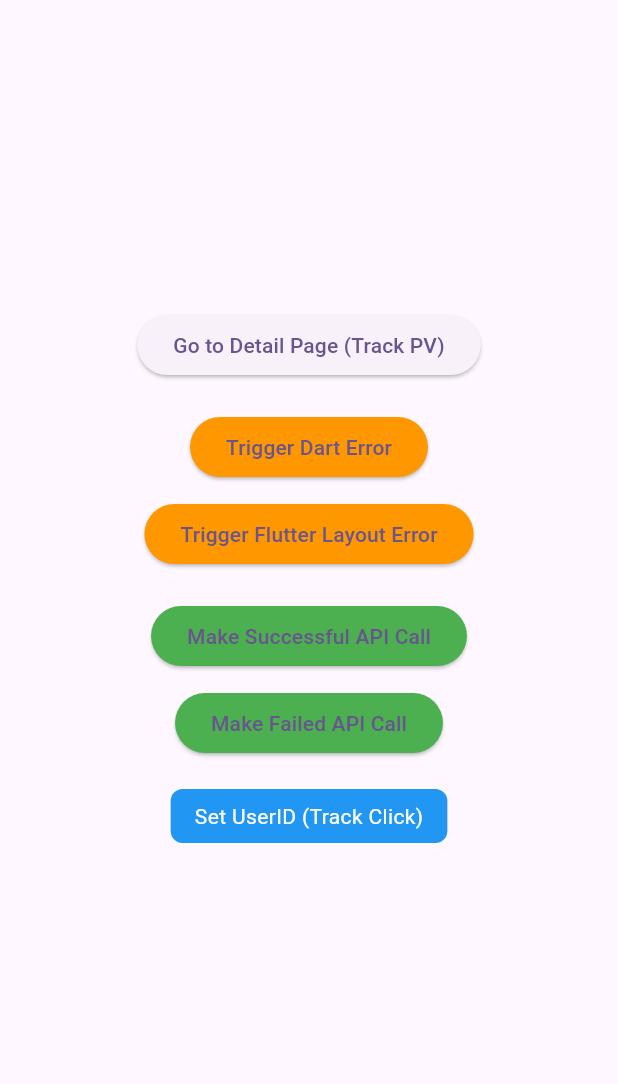
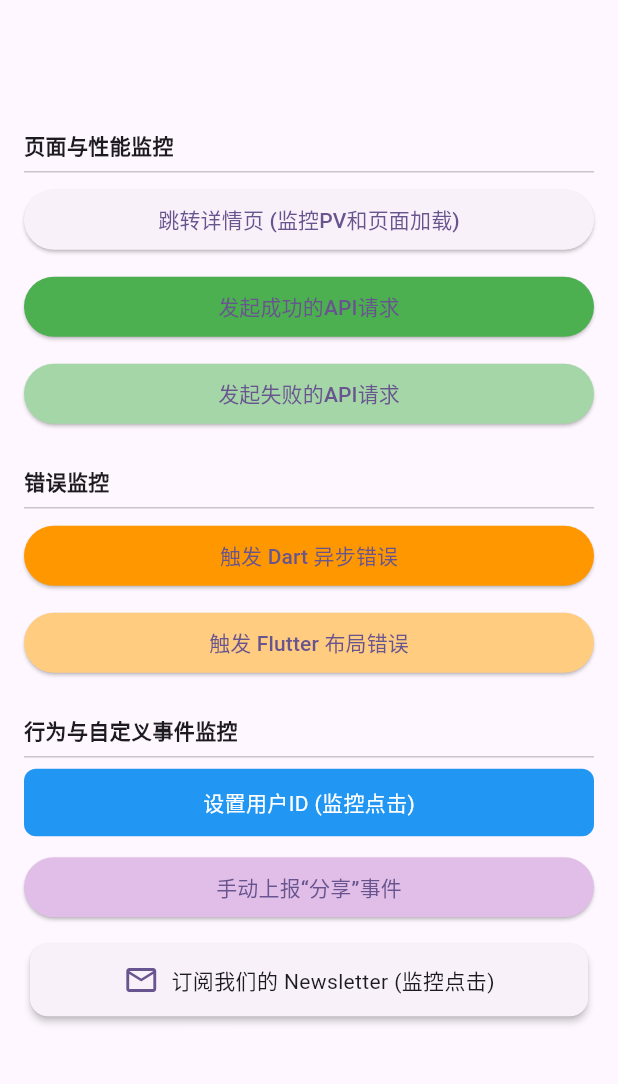
Before and after one commit to xinqingaa/flutter_monitor_sdk, a Flutter app: the screen it shows after launch, on a phone screen of 412 x 824 dp, the part 84-1168 px from its top. Run offline on Flutter 3.47's test engine with Material 3 defaults, Android fonts, the phone set to English and light mode, and no system bars; our stand-ins replace device_info_plus, dio.

```diff
--- a/example/lib/home_page.dart
+++ b/example/lib/home_page.dart
@@ -1,3 +1,5 @@
+// example/lib/home_page.dart
+
 import 'package:dio/dio.dart';
 import 'package:flutter/material.dart';
 import 'package:flutter_monitor_sdk/flutter_monitor_sdk.dart';
@@ -5,6 +7,13 @@ import 'package:flutter_monitor_sdk/flutter_monitor_sdk.dart';
 class HomePage extends StatelessWidget {
   final Dio dio;
   const HomePage({super.key, required this.dio});
+
+  void _showSnackBar(BuildContext context, String message) {
+    ScaffoldMessenger.of(context).hideCurrentSnackBar();
+    ScaffoldMessenger.of(context).showSnackBar(
+      SnackBar(content: Text(message), duration: const Duration(seconds: 2)),
+    );
+  }
 
   @override
   Widget build(BuildContext context) {
@@ -15,91 +24,129 @@ class HomePage extends StatelessWidget {
       ),
       body: Center(
         child: SingleChildScrollView(
+          padding: const EdgeInsets.all(16.0),
           child: Column(
             mainAxisAlignment: MainAxisAlignment.center,
+            crossAxisAlignment: CrossAxisAlignment.stretch,
             children: <Widget>[
-              // 演示行为监控 (PV/PageLoad)
+              const Text("页面与性能监控", style: TextStyle(fontWeight: FontWeight.bold)),
+              const Divider(),
               ElevatedButton(
                 onPressed: () => Navigator.pushNamed(context, '/detail'),
-                child: const Text('Go to Detail Page (Track PV)'),
+                child: const Text('跳转详情页 (监控PV和页面加载)'),
               ),
-              const SizedBox(height: 20),
+              const SizedBox(height: 10),
+              ElevatedButton(
+                style: ElevatedButton.styleFrom(backgroundColor: Colors.green),
+                onPressed: () async {
+                  try {
+                    await dio.get('https://api.github.com/users/flutter');
+                    _showSnackBar(context, 'API 调用成功! 请查看后端日志。');
+                  } catch (e) {
+                    _showSnackBar(context, 'API 调用失败: $e');
+                  }
+                },
+                child: const Text('发起成功的API请求'),
+              ),
+              const SizedBox(height: 10),
+              ElevatedButton(
+                style: ElevatedButton.styleFrom(backgroundColor: Colors.green.shade200),
+                onPressed: () async {
+                  try {
+                    await dio.get('https://api.github.com/non-existent-path');
+                  } catch (e) {
+                    _showSnackBar(context, 'API 调用失败 (预期)! 请查看后端日志。');
+                  }
+                },
+                child: const Text('发起失败的API请求'),
+              ),
+              const SizedBox(height: 24),
 
-              // 演示错误监控
+              const Text("错误监控", style: TextStyle(fontWeight: FontWeight.bold)),
+              const Divider(),
               ElevatedButton(
                 style: ElevatedButton.styleFrom(backgroundColor: Colors.orange),
                 onPressed: () {
                   dynamic a;
                   a.hello(); // 这会触发一个 NoSuchMethodError
                 },
-                child: const Text('Trigger Dart Error'),
+                child: const Text('触发 Dart 异步错误'),
               ),
               const SizedBox(height: 10),
               ElevatedButton(
-                style: ElevatedButton.styleFrom(backgroundColor: Colors.orange),
+                style: ElevatedButton.styleFrom(backgroundColor: Colors.orange.shade200),
                 onPressed: () {
-                  // 触发一个布局溢出错误
                   showDialog(
                     context: context,
                     builder: (context) => const AlertDialog(
-                      title: Text("Layout Error"),
-                      content: Row(children: [Text("This text is too long for the row and will cause an overflow error.This text is too long for the row and will cause an overflow error.This text is too long for the row and will cause an overflow error.")]),
+                      title: Text("布局错误"),
+                      content: Row(children: [Text("这段文字非常非常长，它会超出行的宽度限制，从而导致一个经典的布局溢出错误，这个错误会被FlutterError捕获。")]),
                     ),
                   );
                 },
-                child: const Text('Trigger Flutter Layout Error'),
+                child: const Text('触发 Flutter 布局错误'),
               ),
-              const SizedBox(height: 20),
+              const SizedBox(height: 24),
 
-              // 演示性能监控 (API)
-              ElevatedButton(
-                style: ElevatedButton.styleFrom(backgroundColor: Colors.green),
-                onPressed: () async {
-                  try {
-                    await dio.get('https://api.github.com/users/flutter');
-                    ScaffoldMessenger.of(context).showSnackBar(
-                        const SnackBar(content: Text('API call successful! Check server log.'))
-                    );
-                  } catch (e) {
-                    ScaffoldMessenger.of(context).showSnackBar(
-                        SnackBar(content: Text('API call failed: $e'))
-                    );
-                  }
-                },
-                child: const Text('Make Successful API Call'),
-              ),
-              const SizedBox(height: 10),
-              ElevatedButton(
-                style: ElevatedButton.styleFrom(backgroundColor: Colors.green),
-                onPressed: () async {
-                  try {
-                    await dio.get('https://api.github.com/non-existent-path');
-                  } catch (e) {
-                    ScaffoldMessenger.of(context).showSnackBar(
-                        const SnackBar(content: Text('API call failed as expected! Check server log.'))
-                    );
-                  }
-                },
-                child: const Text('Make Failed API Call'),
-              ),
-              const SizedBox(height: 20),
+              const Text("行为与自定义事件监控", style: TextStyle(fontWeight: FontWeight.bold)),
+              const Divider(),
 
-              // 演示行为监控 (Click)
+              // 案例1: 使用 MonitoredGestureDetector 监控关键点击
               MonitoredGestureDetector(
                 identifier: 'set-user-id-button',
                 onTap: () {
-                  FlutterMonitorSDK.instance.setUserId("user_007");
-                  ScaffoldMessenger.of(context).showSnackBar(
-                      const SnackBar(content: Text('User ID set to user_007. Future reports will include it.'))
-                  );
+                  FlutterMonitorSDK.instance.setUserId("user_007_bond");
+                  _showSnackBar(context, '用户 ID 已设置为 user_007_bond');
                 },
                 child: Container(
-                  padding: const EdgeInsets.symmetric(horizontal: 16, vertical: 8),
+                  padding: const EdgeInsets.symmetric(vertical: 12),
                   decoration: BoxDecoration(
                     color: Colors.blue,
                     borderRadius: BorderRadius.circular(8),
                   ),
-                  child: const Text('Set UserID (Track Click)', style: TextStyle(color: Colors.white)),
+                  alignment: Alignment.center,
+                  child: const Text('设置用户ID (监控点击)', style: TextStyle(color: Colors.white)),
+                ),
+              ),
+              const SizedBox(height: 10),
+
+              // 案例2: 手动上报一个自定义事件
+              ElevatedButton(
+                style: ElevatedButton.styleFrom(backgroundColor: Colors.purple.shade100),
+                onPressed: () {
+                  FlutterMonitorSDK.instance.reportEvent(
+                    'user_share', // 自定义事件分类
+                    { // 自定义事件的数据
+                      'content_id': 'article_123',
+                      'content_type': 'article',
+                      'content_platform': 'wechat_timeline',
+                    }
+                  );
+                  _showSnackBar(context, '已手动上报“分享”事件，请查看后端日志。');
+                },
+                child: const Text('手动上报“分享”事件'),
+              ),
+              const SizedBox(height: 10),
+
+              // 案例3: 另一个 MonitoredGestureDetector 示例，包裹更复杂的组件
+              MonitoredGestureDetector(
+                identifier: 'subscribe-newsletter-click',
+                onTap: () {
+                  _showSnackBar(context, '“订阅”点击已记录！');
+                },
+                child: Card(
+                  elevation: 2,
+                  child: Padding(
+                    padding: const EdgeInsets.all(12.0),
+                    child: Row(
+                      mainAxisAlignment: MainAxisAlignment.center,
+                      children: [
+                        Icon(Icons.mail_outline, color: Theme.of(context).primaryColor),
+                        const SizedBox(width: 8),
+                        const Text("订阅我们的 Newsletter (监控点击)"),
+                      ],
+                    ),
+                  ),
                 ),
               ),
             ],
```
